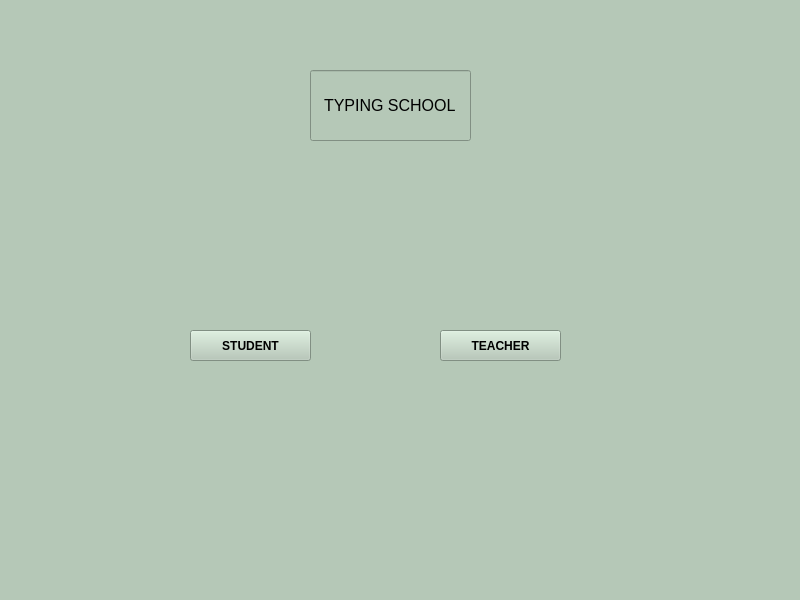
Before: the Qt Designer form Ui/entry.ui in mogelijkheid/Database-School_Management_System, drawn with Qt 5.
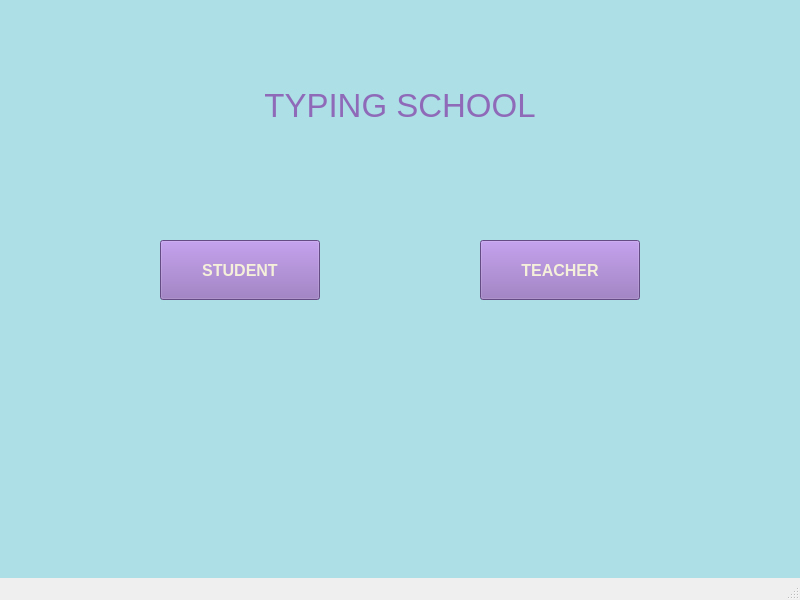
After: the same form once the commit is applied.

Patch:
```diff
--- a/Ui/entry.ui
+++ b/Ui/entry.ui
@@ -26,24 +26,41 @@
    <string>MainWindow</string>
   </property>
   <property name="styleSheet">
-   <string notr="true">background-color:rgb(181, 200, 183);</string>
+   <string notr="true"/>
   </property>
   <widget class="QWidget" name="centralwidget">
    <widget class="QPushButton" name="StudentButton">
     <property name="geometry">
      <rect>
-      <x>190</x>
-      <y>330</y>
-      <width>121</width>
-      <height>31</height>
+      <x>160</x>
+      <y>240</y>
+      <width>160</width>
+      <height>60</height>
      </rect>
     </property>
     <property name="font">
      <font>
+      <pointsize>12</pointsize>
       <weight>75</weight>
       <bold>true</bold>
      </font>
     </property>
+    <property name="styleSheet">
+     <string notr="true">QPushButton{
+	background-color: rgb(143, 106, 185);
+	color: rgb(245, 240, 218);
+}
+QPushButton::hover{
+	background-color: rgb(115, 80, 139);
+	color: rgb(245, 240, 218);
+}
+QPushButton::pressed{
+	background-color: rgb(81, 65, 108);
+    padding-left:5px;
+	color: rgb(245, 240, 218);
+    padding-top:5px;
+}</string>
+    </property>
     <property name="text">
      <string>STUDENT</string>
     </property>
@@ -51,49 +68,83 @@
    <widget class="QPushButton" name="TeacherButton">
     <property name="geometry">
      <rect>
-      <x>440</x>
-      <y>330</y>
-      <width>121</width>
-      <height>31</height>
+      <x>480</x>
+      <y>240</y>
+      <width>160</width>
+      <height>60</height>
      </rect>
     </property>
     <property name="font">
      <font>
+      <pointsize>12</pointsize>
       <weight>75</weight>
       <bold>true</bold>
      </font>
     </property>
+    <property name="styleSheet">
+     <string notr="true">QPushButton{
+	background-color: rgb(143, 106, 185);
+	color: rgb(245, 240, 218);
+}
+QPushButton::hover{
+	background-color: rgb(115, 80, 139);
+	color: rgb(245, 240, 218);
+}
+QPushButton::pressed{
+	background-color: rgb(81, 65, 108);
+    padding-left:5px;
+	color: rgb(245, 240, 218);
+    padding-top:5px;
+}</string>
+    </property>
     <property name="text">
      <string>TEACHER</string>
     </property>
    </widget>
-   <widget class="QLineEdit" name="lineEdit">
+   <widget class="QLabel" name="label">
     <property name="geometry">
      <rect>
-      <x>310</x>
-      <y>70</y>
-      <width>161</width>
-      <height>71</height>
+      <x>0</x>
+      <y>-20</y>
+      <width>800</width>
+      <height>600</height>
+     </rect>
+    </property>
+    <property name="styleSheet">
+     <string notr="true">background-color: rgb(172, 223, 230);</string>
+    </property>
+    <property name="text">
+     <string/>
+    </property>
+   </widget>
+   <widget class="QLabel" name="label_2">
+    <property name="geometry">
+     <rect>
+      <x>200</x>
+      <y>60</y>
+      <width>400</width>
+      <height>91</height>
      </rect>
     </property>
     <property name="font">
      <font>
-      <pointsize>12</pointsize>
+      <pointsize>25</pointsize>
      </font>
     </property>
     <property name="styleSheet">
-     <string notr="true">background-color:rgb(181, 200, 183);</string>
+     <string notr="true">color:  rgb(143, 106, 185);</string>
     </property>
     <property name="text">
      <string>TYPING SCHOOL</string>
     </property>
-    <property name="cursorPosition">
-     <number>13</number>
-    </property>
     <property name="alignment">
      <set>Qt::AlignCenter</set>
     </property>
    </widget>
+   <zorder>label</zorder>
+   <zorder>StudentButton</zorder>
+   <zorder>TeacherButton</zorder>
+   <zorder>label_2</zorder>
   </widget>
   <widget class="QMenuBar" name="menubar">
    <property name="geometry">
```
